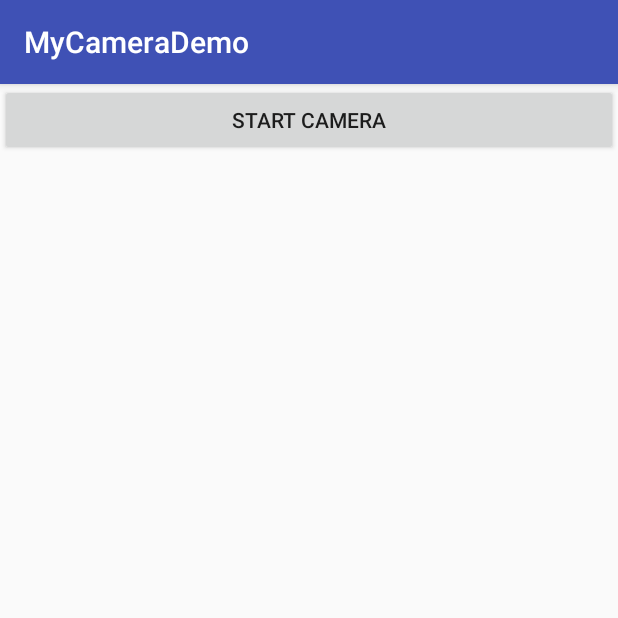
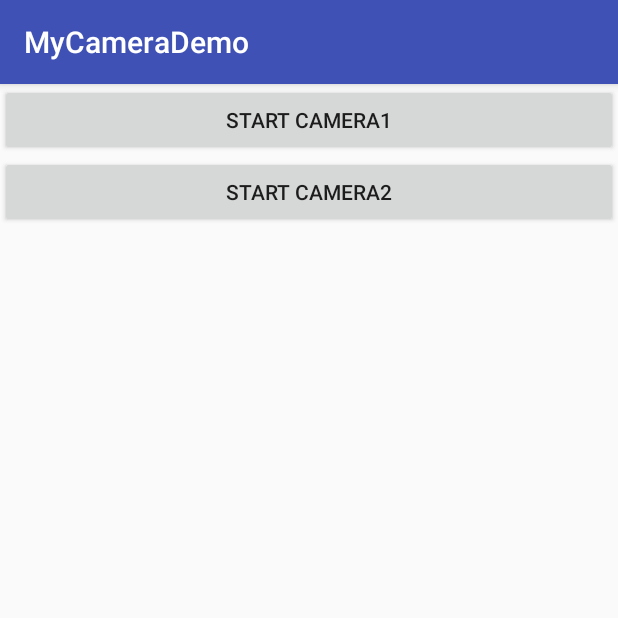
Before and after one commit to crazyzidane/MyCameraDemo, an Android app: the screen it shows after launch (MainActivity), on a phone screen of 412 x 824 dp, the top half of it. Run offline under Robolectric (Android 15) with nearby library versions, the phone set to English and light mode, and no system bars.

```diff
--- a/app/src/main/res/layout/activity_main.xml
+++ b/app/src/main/res/layout/activity_main.xml
@@ -7,15 +7,23 @@
     tools:context="com.example.liushanpu.mycamerademo.MainActivity">
 
     <Button
-        android:id="@+id/btn_startCamera"
+        android:id="@+id/btn_startCamera1"
         android:layout_width="match_parent"
         android:layout_height="wrap_content"
-        android:text="Start Camera"
-        android:onClick="startCamera" />
+        android:text="Start Camera1"
+        android:onClick="startCamera1" />
+
+    <Button
+        android:id="@+id/btn_startCamera2"
+        android:layout_width="match_parent"
+        android:layout_height="wrap_content"
+        android:layout_below="@id/btn_startCamera1"
+        android:text="Start Camera2"
+        android:onClick="startCamera2" />
 
     <ImageView
         android:id="@+id/iv_showPicture"
         android:layout_width="match_parent"
         android:layout_height="match_parent"
-        android:layout_below="@id/btn_startCamera"/>
+        android:layout_below="@id/btn_startCamera2"/>
 </RelativeLayout>
--- /dev/null
+++ b/app/src/main/res/xml/filepaths.xml
@@ -0,0 +1,4 @@
+<?xml version="1.0" encoding="utf-8"?>
+<paths xmlns:android="http://schemas.android.com/apk/res/android">
+    <external-path name="my_images" path="images/" />
+</paths>
```
Also changed, not shown: app/src/main/AndroidManifest.xml (+14 -0 lines), app/src/main/java/com/example/liushanpu/mycamerademo/MainActivity.java (+66 -1 lines), 115 other files.
